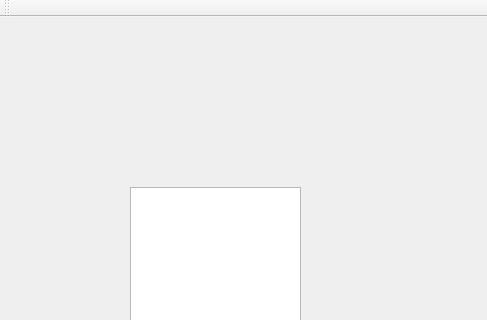
Old version of the form View.ui in the repository Lppy/Calculation; both pictures show x 0 to 487 and y 0 to 320 of the 487 by 465 pixel window.
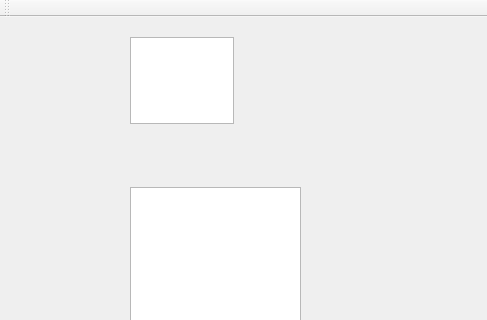
New version of the form.

Patch:
```diff
--- a/View.ui
+++ b/View.ui
@@ -17,6 +17,16 @@
    <enum>QTabWidget::Rounded</enum>
   </property>
   <widget class="QWidget" name="centralWidget">
+   <widget class="QTextEdit" name="text">
+    <property name="geometry">
+     <rect>
+      <x>130</x>
+      <y>20</y>
+      <width>104</width>
+      <height>87</height>
+     </rect>
+    </property>
+   </widget>
    <widget class="QTextBrowser" name="textBrowser">
     <property name="geometry">
      <rect>
```
